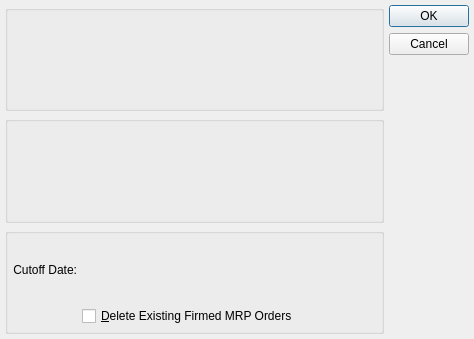
knowhow/xtuple, file guiclient/createPlannedOrdersByPlannerCode.ui: the form before one commit.
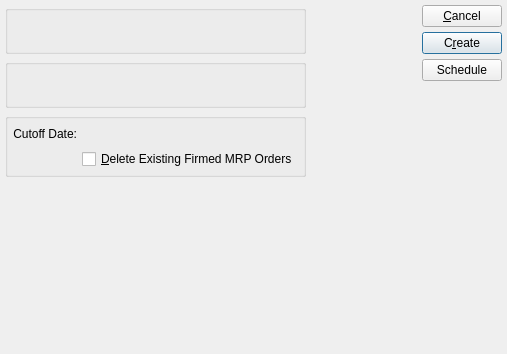
The form after the commit. Custom widgets are drawn as their Qt base class.

```diff
--- a/guiclient/createPlannedOrdersByPlannerCode.ui
+++ b/guiclient/createPlannedOrdersByPlannerCode.ui
@@ -13,8 +13,8 @@
    <rect>
     <x>0</x>
     <y>0</y>
-    <width>474</width>
-    <height>339</height>
+    <width>507</width>
+    <height>354</height>
    </rect>
   </property>
   <property name="windowTitle">
@@ -22,6 +22,10 @@
   </property>
   <layout class="QGridLayout" name="gridLayout_2">
    <item row="0" column="0">
+    <layout class="QVBoxLayout" name="verticalLayout_2">
+     <item>
+      <layout class="QHBoxLayout" name="horizontalLayout_2">
+       <item>
     <layout class="QVBoxLayout" name="verticalLayout">
      <item>
       <widget class="ParameterGroup" name="_plannerCode">
@@ -69,9 +73,26 @@
          </widget>
         </item>
         <item row="0" column="1">
+             <layout class="QHBoxLayout" name="horizontalLayout">
+              <item>
          <widget class="DLineEdit" name="_cutOffDate"/>
         </item>
-        <item row="1" column="1" colspan="2">
+              <item>
+               <spacer name="horizontalSpacer">
+                <property name="orientation">
+                 <enum>Qt::Horizontal</enum>
+                </property>
+                <property name="sizeHint" stdset="0">
+                 <size>
+                  <width>40</width>
+                  <height>20</height>
+                 </size>
+                </property>
+               </spacer>
+              </item>
+             </layout>
+            </item>
+            <item row="1" column="1">
          <widget class="XCheckBox" name="_deleteFirmed">
           <property name="minimumSize">
            <size>
@@ -87,33 +108,93 @@
           </property>
          </widget>
         </item>
-        <item row="0" column="2">
-         <spacer name="horizontalSpacer">
+           </layout>
+          </widget>
+         </item>
+        </layout>
+       </item>
+       <item>
+        <spacer>
           <property name="orientation">
            <enum>Qt::Horizontal</enum>
           </property>
+         <property name="sizeType">
+          <enum>QSizePolicy::Expanding</enum>
+         </property>
           <property name="sizeHint" stdset="0">
            <size>
-            <width>76</width>
-            <height>20</height>
+           <width>0</width>
+           <height>14</height>
            </size>
           </property>
          </spacer>
         </item>
-       </layout>
-      </widget>
-     </item>
-    </layout>
-   </item>
-   <item row="0" column="1">
-    <widget class="QDialogButtonBox" name="_buttonBox">
+       <item>
+        <layout class="QVBoxLayout">
+         <item>
+          <widget class="QPushButton" name="_close">
+           <property name="text">
+            <string>&amp;Cancel</string>
+           </property>
+          </widget>
+         </item>
+         <item>
+          <widget class="QPushButton" name="_create">
+           <property name="enabled">
+            <bool>true</bool>
+           </property>
+           <property name="focusPolicy">
+            <enum>Qt::StrongFocus</enum>
+           </property>
+           <property name="text">
+            <string>C&amp;reate</string>
+           </property>
+           <property name="default">
+            <bool>true</bool>
+           </property>
+          </widget>
+         </item>
+         <item>
+          <widget class="QPushButton" name="_submit">
+           <property name="text">
+            <string>Schedule</string>
+           </property>
+          </widget>
+         </item>
+         <item>
+          <spacer>
+           <property name="orientation">
+            <enum>Qt::Vertical</enum>
+           </property>
+           <property name="sizeType">
+            <enum>QSizePolicy::Expanding</enum>
+           </property>
+           <property name="sizeHint" stdset="0">
+            <size>
+             <width>20</width>
+             <height>0</height>
+            </size>
+           </property>
+          </spacer>
+         </item>
+        </layout>
+       </item>
+      </layout>
+     </item>
+     <item>
+      <spacer name="verticalSpacer">
      <property name="orientation">
       <enum>Qt::Vertical</enum>
      </property>
-     <property name="standardButtons">
-      <set>QDialogButtonBox::Cancel|QDialogButtonBox::Ok</set>
-     </property>
-    </widget>
+       <property name="sizeHint" stdset="0">
+        <size>
+         <width>20</width>
+         <height>0</height>
+        </size>
+       </property>
+      </spacer>
+     </item>
+    </layout>
    </item>
   </layout>
  </widget>
```
Left out of the diff: 24 changed lines with no effect on the pictures. Lines whose indentation alone changed are shown as unchanged.
